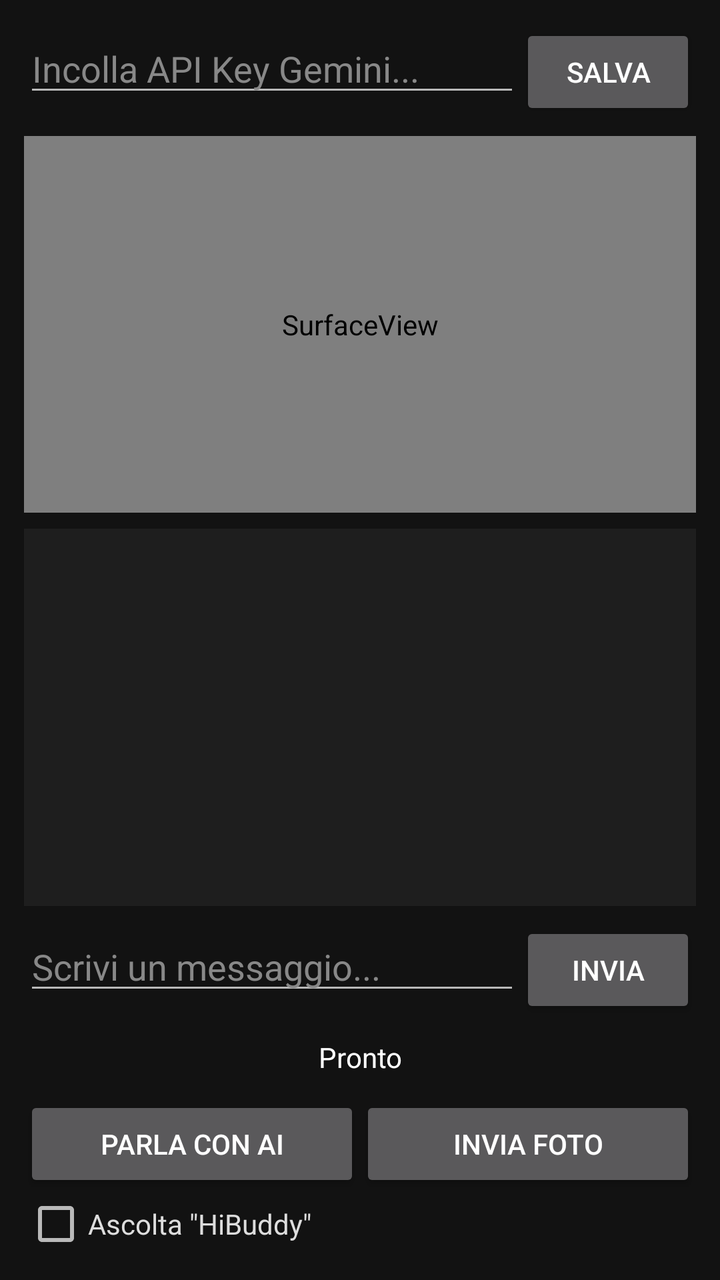
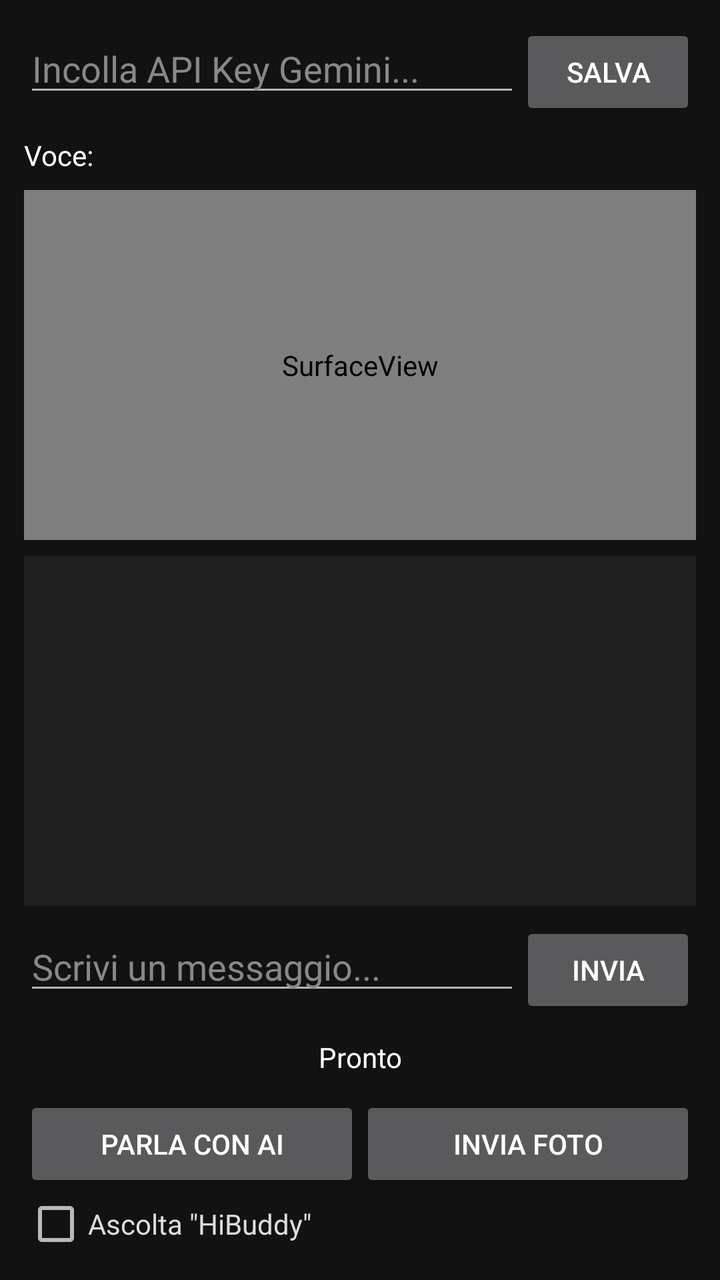

Compare the two renders of this Android layout. The source of the first and the diff that turns it into the second are given below.
<!-- AndroidManifest.xml: application theme Theme.AppCompat.NoActionBar -->
<!-- res/layout/activity_main.xml -->
<?xml version="1.0" encoding="utf-8"?>
<LinearLayout xmlns:android="http://schemas.android.com/apk/res/android"
    android:layout_width="match_parent"
    android:layout_height="match_parent"
    android:orientation="vertical"
    android:padding="12dp"
    android:background="#121212">

    <LinearLayout
        android:layout_width="match_parent"
        android:layout_height="wrap_content"
        android:orientation="horizontal"
        android:paddingBottom="8dp">

        <EditText
            android:id="@+id/etApiKey"
            android:layout_width="0dp"
            android:layout_height="wrap_content"
            android:layout_weight="1"
            android:hint="Incolla API Key Gemini..."
            android:textColor="#FFFFFF"
            android:textColorHint="#888888"
            android:inputType="textPassword"
            android:singleLine="true" />

        <Button
            android:id="@+id/btnSaveKey"
            android:layout_width="wrap_content"
            android:layout_height="wrap_content"
            android:text="Salva" />
    </LinearLayout>

    <SurfaceView
        android:id="@+id/cameraPreview"
        android:layout_width="match_parent"
        android:layout_height="0dp"
        android:layout_weight="1" />

    <ScrollView
        android:id="@+id/transcriptScroll"
        android:layout_width="match_parent"
        android:layout_height="0dp"
        android:layout_weight="1"
        android:layout_marginTop="8dp"
        android:background="#1E1E1E">

        <TextView
            android:id="@+id/tvTranscript"
            android:layout_width="match_parent"
            android:layout_height="wrap_content"
            android:padding="8dp"
            android:textColor="#DDDDDD"
            android:textSize="14sp"
            android:text="" />
    </ScrollView>

    <LinearLayout
        android:layout_width="match_parent"
        android:layout_height="wrap_content"
        android:orientation="horizontal"
        android:paddingTop="8dp">

        <EditText
            android:id="@+id/etMessage"
            android:layout_width="0dp"
            android:layout_height="wrap_content"
            android:layout_weight="1"
            android:hint="Scrivi un messaggio..."
            android:textColor="#FFFFFF"
            android:textColorHint="#888888"
            android:inputType="textCapSentences"
            android:imeOptions="actionSend"
            android:maxLines="3" />

        <Button
            android:id="@+id/btnSendText"
            android:layout_width="wrap_content"
            android:layout_height="wrap_content"
            android:text="Invia" />
    </LinearLayout>

    <TextView
        android:id="@+id/statusText"
        android:layout_width="match_parent"
        android:layout_height="wrap_content"
        android:text="Pronto"
        android:textColor="#FFFFFF"
        android:padding="10dp"
        android:gravity="center" />

    <LinearLayout
        android:layout_width="match_parent"
        android:layout_height="wrap_content"
        android:orientation="horizontal">

        <Button
            android:id="@+id/btnConnect"
            android:layout_width="0dp"
            android:layout_height="wrap_content"
            android:layout_weight="1"
            android:text="Parla con AI" />

        <Button
            android:id="@+id/btnSendFrame"
            android:layout_width="0dp"
            android:layout_height="wrap_content"
            android:layout_weight="1"
            android:text="Invia Foto" />
    </LinearLayout>

    <LinearLayout
        android:layout_width="match_parent"
        android:layout_height="wrap_content"
        android:orientation="horizontal"
        android:gravity="center_vertical">

        <CheckBox
            android:id="@+id/cbWake"
            android:layout_width="0dp"
            android:layout_height="wrap_content"
            android:layout_weight="1"
            android:text="Ascolta &quot;HiBuddy&quot;"
            android:textColor="#DDDDDD" />

        <Button
            android:id="@+id/btnUpdate"
            android:layout_width="wrap_content"
            android:layout_height="wrap_content"
            android:text="Aggiorna"
            android:visibility="gone" />
    </LinearLayout>
</LinearLayout>
<!-- resources referenced by this layout -->
<resources>

</resources>

<!-- the commit's change to res/layout/activity_main.xml (unified diff, before → after) -->
@@ -28,6 +28,29 @@
             android:layout_width="wrap_content"
             android:layout_height="wrap_content"
             android:text="Salva" />
+    </LinearLayout>
+
+    <LinearLayout
+        android:layout_width="match_parent"
+        android:layout_height="wrap_content"
+        android:orientation="horizontal"
+        android:gravity="center_vertical"
+        android:paddingBottom="8dp">
+
+        <TextView
+            android:layout_width="wrap_content"
+            android:layout_height="wrap_content"
+            android:text="Voce:"
+            android:textColor="#FFFFFF"
+            android:paddingEnd="8dp" />
+
+        <Spinner
+            android:id="@+id/spVoice"
+            android:layout_width="0dp"
+            android:layout_height="wrap_content"
+            android:layout_weight="1"
+            android:background="#303030"
+            android:popupBackground="#303030" />
     </LinearLayout>
 
     <SurfaceView
